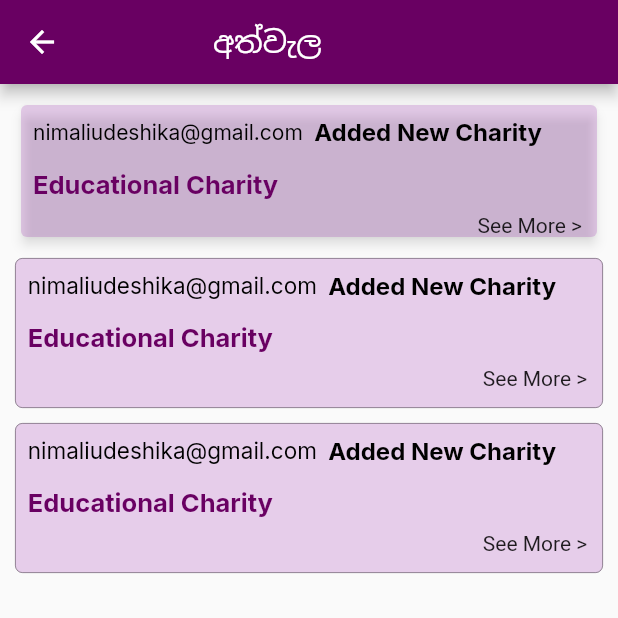
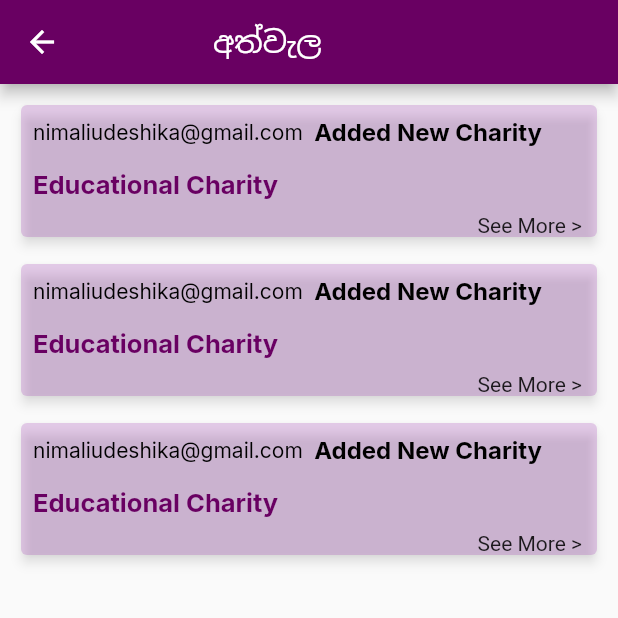
Before and after one commit to dilshanbeligala/Charity-App, a Flutter app: the Notification_page screen opened directly, on a phone screen of 412 x 824 dp, the top half of it. Run offline on Flutter 3.47's test engine with Material 2 defaults, Android fonts, the light colour scheme and no system bars; our stand-ins replace carousel_slider, google_fonts.

Commit message:
discription page

```diff
--- a/lib/screens/notification.dart
+++ b/lib/screens/notification.dart
@@ -82,14 +82,11 @@ class _Notification_pageState extends State<Notification_page> {
           ),
           Padding(
             padding: const EdgeInsets.only(left: 10, right: 10, top: 10),
-            child: Container(
-              height: 100,
-              decoration: BoxDecoration(
+            child: Card(
               color: Color.fromARGB(54, 155, 39, 176),
-                borderRadius: BorderRadius.circular(5),
-                border:
-                    Border.all(width: 0.5, color: Colors.black.withOpacity(.5)),
-              ),
+              elevation: 3,
+              shadowColor: Colors.black.withOpacity(.5),
+              child: GestureDetector(
                 child: Column(
                   children: [
                     Padding(
@@ -99,7 +96,7 @@ class _Notification_pageState extends State<Notification_page> {
                           Text(
                             "nimaliudeshika@gmail.com",
                             style: GoogleFonts.inter(
-                              fontSize: 15, color: Colors.black),
+                                fontSize: 14, color: Colors.black),
                           ),
                           Text(
                             "  Added New Charity",
@@ -134,18 +131,20 @@ class _Notification_pageState extends State<Notification_page> {
                     )
                   ],
                 ),
+                onTap: () {
+                  Navigator.push(context,
+                      MaterialPageRoute(builder: (_) => Charity_Des()));
+                },
+              ),
             ),
           ),
           Padding(
             padding: const EdgeInsets.only(left: 10, right: 10, top: 10),
-            child: Container(
-              height: 100,
-              decoration: BoxDecoration(
+            child: Card(
               color: Color.fromARGB(54, 155, 39, 176),
-                borderRadius: BorderRadius.circular(5),
-                border:
-                    Border.all(width: 0.5, color: Colors.black.withOpacity(.5)),
-              ),
+              elevation: 3,
+              shadowColor: Colors.black.withOpacity(.5),
+              child: GestureDetector(
                 child: Column(
                   children: [
                     Padding(
@@ -155,7 +154,7 @@ class _Notification_pageState extends State<Notification_page> {
                           Text(
                             "nimaliudeshika@gmail.com",
                             style: GoogleFonts.inter(
-                              fontSize: 15, color: Colors.black),
+                                fontSize: 14, color: Colors.black),
                           ),
                           Text(
                             "  Added New Charity",
@@ -190,6 +189,11 @@ class _Notification_pageState extends State<Notification_page> {
                     )
                   ],
                 ),
+                onTap: () {
+                  Navigator.push(context,
+                      MaterialPageRoute(builder: (_) => Charity_Des()));
+                },
+              ),
             ),
           ),
         ],
```
Also changed, not shown: lib/screens/charity_Des.dart (+16 -0 lines). Lines whose indentation alone changed are shown as unchanged.
